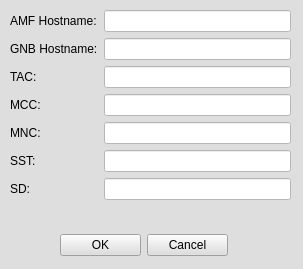
Qt form netflux5g-editor/src/gui/ui/GNB_properties.ui (adaptivenetworklab/NetFlux5G) before a commit.
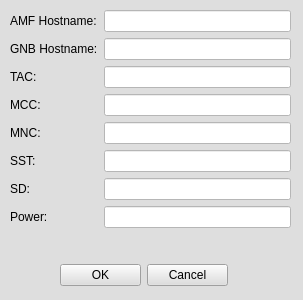
The same form after that commit.

The edit to the form file:
```diff
--- a/netflux5g-editor/src/gui/ui/GNB_properties.ui
+++ b/netflux5g-editor/src/gui/ui/GNB_properties.ui
@@ -7,7 +7,7 @@
     <x>0</x>
     <y>0</y>
     <width>303</width>
-    <height>269</height>
+    <height>300</height>
    </rect>
   </property>
   <property name="windowTitle">
@@ -23,7 +23,7 @@
       <x>10</x>
       <y>10</y>
       <width>281</width>
-      <height>213</height>
+      <height>244</height>
      </rect>
     </property>
     <layout class="QFormLayout" name="formLayout">
@@ -125,13 +125,27 @@
        </property>
       </widget>
      </item>
+     <item row="7" column="0">
+      <widget class="QLabel" name="label_15">
+       <property name="text">
+        <string>Power:</string>
+       </property>
+      </widget>
+     </item>
+     <item row="7" column="1">
+      <widget class="QLineEdit" name="GNB_Power">
+       <property name="styleSheet">
+        <string notr="true">background-color: rgb(255, 255, 255);</string>
+       </property>
+      </widget>
+     </item>
     </layout>
    </widget>
    <widget class="QWidget" name="gridLayoutWidget">
     <property name="geometry">
      <rect>
       <x>60</x>
-      <y>230</y>
+      <y>260</y>
       <width>168</width>
       <height>31</height>
      </rect>
```
